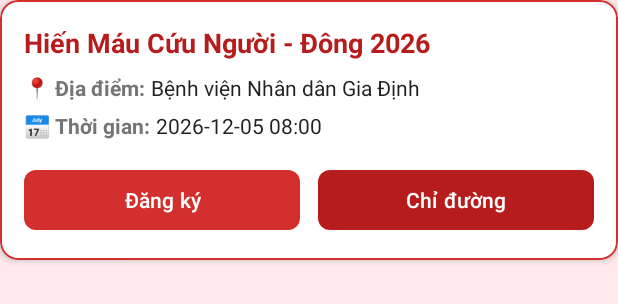
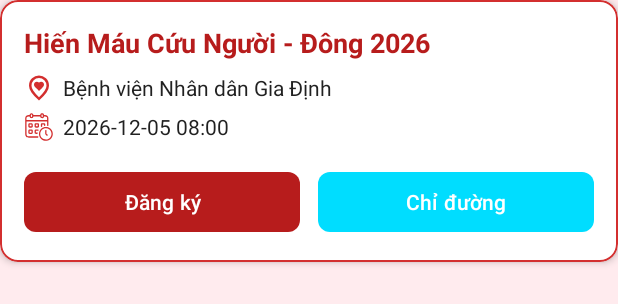
Before and after one commit to lelamhai/AndroidMedical, an Android app: the layout item_campaign.xml on its own in the app's theme, with its tools: preview values and no code run, on a phone screen of 412 x 824 dp. Shown: the top 304 px of the screen. Run offline under Robolectric (Android 15) with nearby library versions, the phone set to English and light mode, and no system bars.

Commit message:
finish register

```diff
--- a/app/src/main/java/com/example/androidmedical/fragments/RegisterFragment.java
+++ b/app/src/main/java/com/example/androidmedical/fragments/RegisterFragment.java
@@ -40,7 +40,7 @@ public class RegisterFragment extends Fragment {
 
         new TabLayoutMediator(tabLayout, viewPager, (tab, position) -> {
             if (position == 0) {
-                tab.setText("Sắp tới");
+                tab.setText("Đăng ký");
             } else {
                 tab.setText("Lịch sử");
             }
--- a/app/src/main/res/layout/item_campaign.xml
+++ b/app/src/main/res/layout/item_campaign.xml
@@ -29,15 +29,16 @@
             android:layout_width="match_parent"
             android:layout_height="wrap_content"
             android:layout_marginTop="8dp"
+            android:gravity="center_vertical"
             android:orientation="horizontal">
 
-            <TextView
-                android:layout_width="wrap_content"
-                android:layout_height="wrap_content"
-                android:text="📍 Địa điểm: "
-                android:textColor="@color/text_secondary"
-                android:textSize="14sp"
-                android:textStyle="bold" />
+            <ImageView
+                android:layout_width="20dp"
+                android:layout_height="20dp"
+                android:layout_marginEnd="6dp"
+                android:contentDescription="Location Icon"
+                app:srcCompat="@drawable/icon_address_hospital_24"
+                app:tint="@color/blood_primary" />
 
             <TextView
                 android:id="@+id/tvCampaignLocation"
@@ -53,15 +54,16 @@
             android:layout_width="match_parent"
             android:layout_height="wrap_content"
             android:layout_marginTop="6dp"
+            android:gravity="center_vertical"
             android:orientation="horizontal">
 
-            <TextView
-                android:layout_width="wrap_content"
-                android:layout_height="wrap_content"
-                android:text="📅 Thời gian: "
-                android:textColor="@color/text_secondary"
-                android:textSize="14sp"
-                android:textStyle="bold" />
+            <ImageView
+                android:layout_width="20dp"
+                android:layout_height="20dp"
+                android:layout_marginEnd="6dp"
+                android:contentDescription="Schedule Icon"
+                app:srcCompat="@drawable/icon_schedule_24"
+                app:tint="@color/blood_primary" />
 
             <TextView
                 android:id="@+id/tvCampaignDate"
@@ -85,22 +87,22 @@
                 android:id="@+id/btnRegisterCampaign"
                 android:layout_width="0dp"
                 android:layout_height="48dp"
+                android:layout_marginEnd="6dp"
                 android:layout_weight="1"
-                android:layout_marginEnd="6dp"
                 android:text="Đăng ký"
                 android:textSize="14sp"
-                app:backgroundTint="@color/blood_primary"
+                app:backgroundTint="@color/blood_primary_dark"
                 app:cornerRadius="8dp" />
 
             <com.google.android.material.button.MaterialButton
                 android:id="@+id/btnDirections"
                 android:layout_width="0dp"
                 android:layout_height="48dp"
+                android:layout_marginStart="6dp"
                 android:layout_weight="1"
-                android:layout_marginStart="6dp"
                 android:text="Chỉ đường"
                 android:textSize="14sp"
-                app:backgroundTint="@color/blood_primary_dark"
+                app:backgroundTint="@android:color/holo_blue_bright"
                 app:cornerRadius="8dp" />
 
         </LinearLayout>
--- a/app/src/main/res/layout/item_campaign_future.xml
+++ b/app/src/main/res/layout/item_campaign_future.xml
@@ -97,11 +97,11 @@
                 android:id="@+id/btnDirections"
                 android:layout_width="0dp"
                 android:layout_height="48dp"
+                android:layout_marginStart="6dp"
                 android:layout_weight="1"
-                android:layout_marginStart="6dp"
                 android:text="Chỉ đường"
                 android:textSize="14sp"
-                app:backgroundTint="@color/blood_primary"
+                app:backgroundTint="@android:color/holo_blue_bright"
                 app:cornerRadius="8dp" />
 
         </LinearLayout>
--- a/app/src/main/res/layout/item_campaign_history.xml
+++ b/app/src/main/res/layout/item_campaign_history.xml
@@ -7,7 +7,7 @@
     app:cardBackgroundColor="@color/white"
     app:cardCornerRadius="12dp"
     app:cardElevation="3dp"
-    app:strokeColor="@color/text_secondary"
+    app:strokeColor="@color/text_primary"
     app:strokeWidth="1dp">
 
     <LinearLayout
@@ -91,7 +91,7 @@
             android:layout_marginTop="16dp"
             android:text="Chỉ đường"
             android:textSize="14sp"
-            app:backgroundTint="@color/text_secondary"
+            app:backgroundTint="@android:color/holo_blue_bright"
             app:cornerRadius="8dp" />
 
     </LinearLayout>
```
